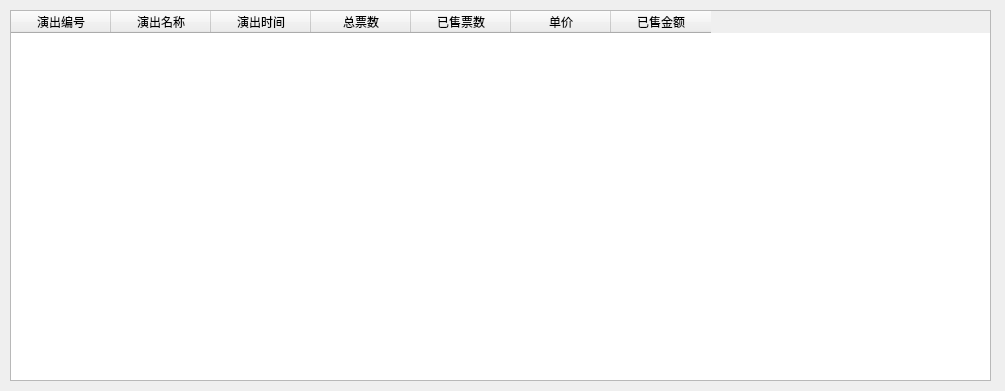
Old version of the form pages/AccountingMain/AccountingMain.ui in the repository Dreace/TheTicket.
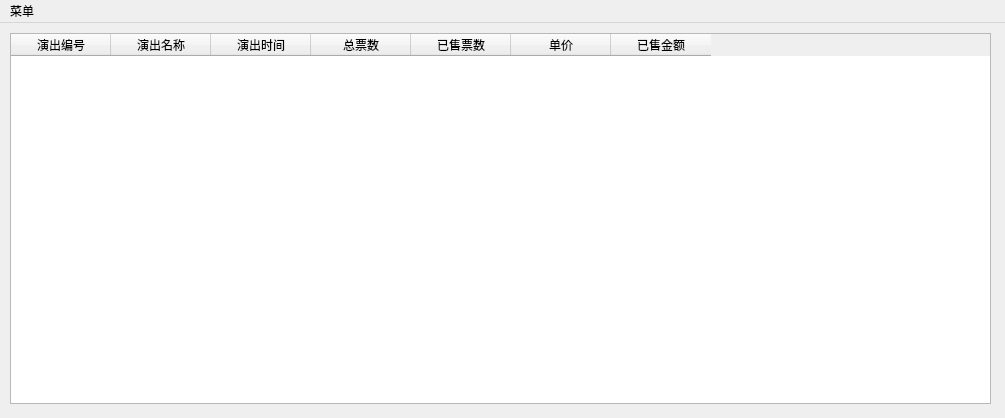
New version of the form.

Diff of the .ui file:
```diff
--- a/pages/AccountingMain/AccountingMain.ui
+++ b/pages/AccountingMain/AccountingMain.ui
@@ -1,18 +1,19 @@
 <?xml version="1.0" encoding="UTF-8"?>
 <ui version="4.0">
  <class>AccountingMain</class>
- <widget class="QWidget" name="AccountingMain">
+ <widget class="QMainWindow" name="AccountingMain">
   <property name="geometry">
    <rect>
     <x>0</x>
     <y>0</y>
     <width>1005</width>
-    <height>391</height>
+    <height>418</height>
    </rect>
   </property>
   <property name="windowTitle">
    <string>AccountingMain</string>
   </property>
+  <widget class="QWidget" name="centralwidget">
   <widget class="QTableWidget" name="tableWidget">
    <property name="geometry">
     <rect>
@@ -61,6 +62,29 @@
     </property>
    </column>
   </widget>
+  </widget>
+  <widget class="QMenuBar" name="menuBar">
+   <property name="geometry">
+    <rect>
+     <x>0</x>
+     <y>0</y>
+     <width>1005</width>
+     <height>26</height>
+    </rect>
+   </property>
+   <widget class="QMenu" name="menu">
+    <property name="title">
+     <string>菜单</string>
+    </property>
+    <addaction name="action"/>
+   </widget>
+   <addaction name="menu"/>
+  </widget>
+  <action name="action">
+   <property name="text">
+    <string>注销</string>
+   </property>
+  </action>
  </widget>
  <layoutdefault spacing="6" margin="11"/>
  <resources/>
```
Lines whose indentation alone changed are shown as unchanged.
